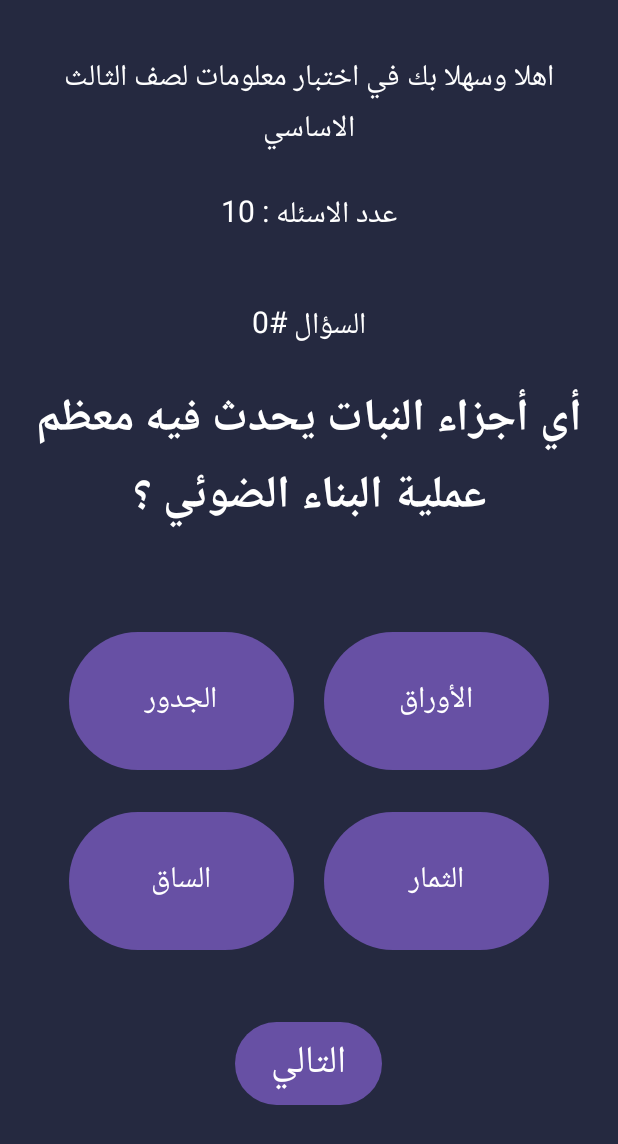
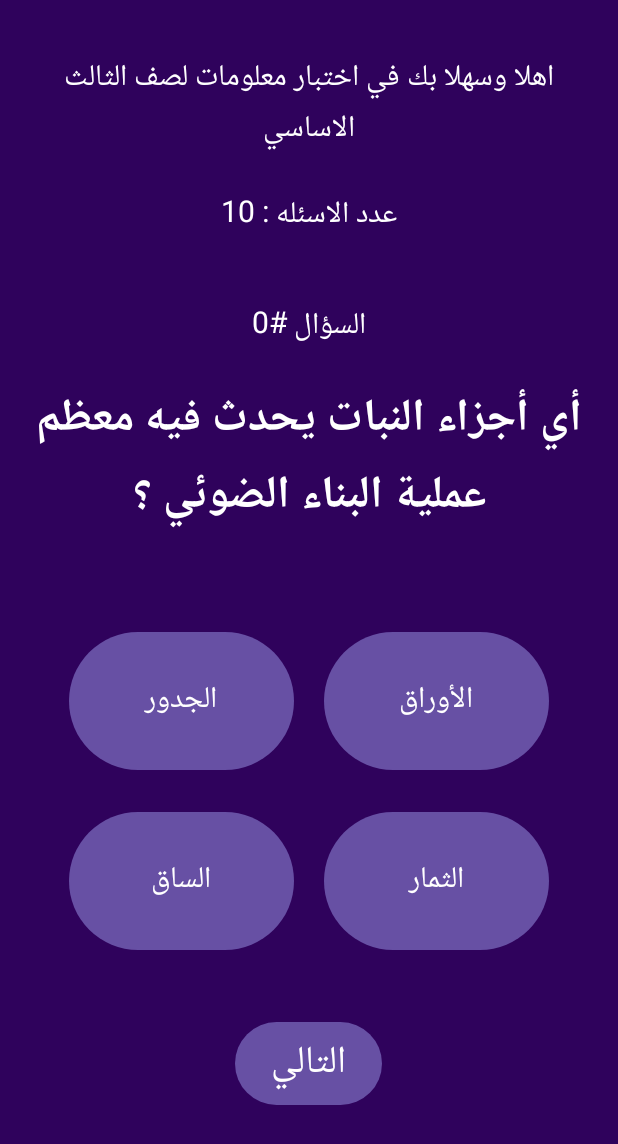
Before and after one commit to ReemAqra/QuizAndroidMobileApp, an Android app: the screen it shows after launch (MainActivity), on a phone screen of 412 x 824 dp. Shown: the top 1144 px of the screen. Run offline under Robolectric (Android 15) with nearby library versions, the light colour scheme and no system bars.

```diff
--- a/app/build.gradle
+++ b/app/build.gradle
@@ -34,6 +34,9 @@ dependencies {
     implementation 'com.google.android.material:material:1.5.0'
     implementation 'androidx.constraintlayout:constraintlayout:2.1.4'
     testImplementation 'junit:junit:4.13.2'
+    implementation "androidx.recyclerview:recyclerview:"
+    // For control over item selection of both touch and mouse driven selection
+    implementation "androidx.recyclerview:recyclerview-selection:1.1.0"
     androidTestImplementation 'androidx.test.ext:junit:1.1.5'
     androidTestImplementation 'androidx.test.espresso:espresso-core:3.5.1'
 }
--- a/app/src/main/java/com/example/timestableapp/MainActivity.java
+++ b/app/src/main/java/com/example/timestableapp/MainActivity.java
@@ -3,6 +3,7 @@ package com.example.timestableapp;
 import androidx.appcompat.app.AppCompatActivity;
 
 import android.annotation.SuppressLint;
+import android.content.Intent;
 import android.graphics.Color;
 import android.graphics.drawable.Drawable;
 import android.os.Bundle;
@@ -24,7 +25,7 @@ public class MainActivity extends AppCompatActivity implements View.OnClickListe
 
     private TextView   totalQuestiontextView,Grade, CurrentTextView;
     private TextView   QuestiontextView;
-    private Button      AnsA,AnsB,AnsC,AnsD,SubmitBtn,RetakeBtn;
+    private Button      AnsA,AnsB,AnsC,AnsD,SubmitBtn,RetakeBtn,CheckBtn;
 
     private LinearLayout back;
     private LinearLayout Linear;
@@ -55,6 +56,7 @@ public class MainActivity extends AppCompatActivity implements View.OnClickListe
         imageView=findViewById(R.id.imageView);
         Grade=findViewById(R.id.Grade);
         RetakeBtn=findViewById(R.id.RetakeBtn);
+        CheckBtn=findViewById(R.id.Check);
         CurrentTextView=findViewById(R.id.CurrentTextView);
 
 
@@ -107,7 +109,7 @@ public class MainActivity extends AppCompatActivity implements View.OnClickListe
         else
         {
                 Selected_Answer = clickButton.getText().toString();
-                clickButton.setBackgroundColor(Color.GRAY);
+                clickButton.setBackgroundColor(R.color.reem);
         }
 
     }
@@ -125,6 +127,8 @@ public class MainActivity extends AppCompatActivity implements View.OnClickListe
         AnsC.setText(QuizDa.choices[Current][2]);
         AnsD.setText(QuizDa.choices[Current][3]);
 
+
+
     }
     void finishQuiz(){
         int FinalGrade =0;
@@ -135,6 +139,7 @@ public class MainActivity extends AppCompatActivity implements View.OnClickListe
         back.setBackgroundColor(Color.WHITE);
         Grade.setVisibility(View.VISIBLE);
         RetakeBtn.setVisibility(View.VISIBLE);
+        CheckBtn.setVisibility(View.VISIBLE);
         if(FinalAnswer > 5){
             FinalGrade = FinalAnswer*10;
             Grade.setText("Gongraulation"+"\n"+ FinalGrade +"%");
@@ -170,5 +175,13 @@ public class MainActivity extends AppCompatActivity implements View.OnClickListe
             }
         });
 
+        CheckBtn.setOnClickListener(new View.OnClickListener() {
+            @Override
+            public void onClick(View v) {
+                Intent intent = new Intent(MainActivity.this,
+                        MainActivity2.class);
+                startActivity(intent);
+            }
+        });
     }
 }
--- /dev/null
+++ b/app/src/main/java/com/example/timestableapp/MainActivity3_Splash.java
@@ -0,0 +1,40 @@
+package com.example.timestableapp;
+
+import androidx.appcompat.app.AppCompatActivity;
+
+import android.annotation.SuppressLint;
+import android.content.Intent;
+import android.os.Bundle;
+import android.os.Handler;
+import android.view.WindowManager;
+import android.view.animation.Animation;
+import android.view.animation.AnimationUtils;
+import android.widget.ImageView;
+
+public class MainActivity3_Splash extends AppCompatActivity {
+    private Animation top;
+    private ImageView img;
+    @SuppressLint("MissingInflatedId")
+    @Override
+    protected void onCreate(Bundle savedInstanceState) {
+        super.onCreate(savedInstanceState);
+        setContentView(R.layout.activity_main_activity3_splash);
+
+        getWindow().setFlags(WindowManager.LayoutParams.FLAG_FULLSCREEN,
+                WindowManager.LayoutParams.FLAG_FULLSCREEN);
+        top = AnimationUtils.loadAnimation(this, R.anim.top_animation);
+
+        img = findViewById(R.id.img);
+
+        img.setAnimation(top);
+        Handler handler = new Handler();
+        handler.postDelayed(new Runnable() {
+            @Override
+            public void run() {
+                Intent intent = new Intent(MainActivity3_Splash.this, MainActivity.class);
+                startActivity(intent);
+                finish();
+            }
+        }, 5000);
+    }
+}
--- a/app/src/main/java/com/example/timestableapp/module/Quiz.java
+++ b/app/src/main/java/com/example/timestableapp/module/Quiz.java
@@ -1,10 +1,24 @@
 package com.example.timestableapp.module;
+
+import java.util.ArrayList;
 
 public class Quiz {
 
     private String Question;
     private String Answer;
 
+    public static final Quiz[] Quiz_1 ={
+        new Quiz("أي أجزاء النبات يحدث فيه معظم عملية البناء الضوئي ؟","الأوراق"),
+        new Quiz("إلى أي مجموعة ينتمي حيوان الاخطبوط ؟","الرخويات"),
+        new Quiz("أي ممالك المخلوقات الحية لا تحتوي مخلوقاتها على نواة ؟" ,"البكتيريا"),
+        new Quiz("أي النباتات التالية يُعد نباتاً لا بذرياً ؟","الحزازيات"),
+        new Quiz("أي الكائنات التالية ينتمي لمجموعة اللاسعات ؟","قنديل البحر"),
+        new Quiz("أي من العوامل التالية يُعد عاملاً حيوياً ؟" ,"حيوان الجمل"),
+        new Quiz("أي المصطلحات التالية يُمثل جميع أفراد النوع الواحد التي تعيش في النظام البيئي ؟" ,"الجماعة الحيوية"),
+        new Quiz("أي ممايلي يُعد من المنتجات ؟" ,"الطحالب الخضراء"),
+        new Quiz("تُحافظ بعض الحيوانات على بقائها خلال الشتاء البارد عن طريق :","البيات الشتوي"),
+        new Quiz("أي مما يلي يُعد من الفلزات ؟" ,"الحديد"),
+    };
     public Quiz(String question ,String Answer) {
         this.Question = question;
         this.Answer=Answer;
@@ -13,7 +27,6 @@ public class Quiz {
     public String getQuestion() {
         return Question;
     }
-
     public void setQuestion(String question) {
         Question = question;
     }
@@ -25,4 +38,12 @@ public class Quiz {
     public void setAnswer(String answer) {
         Answer = answer;
     }
+
+    @Override
+    public String toString() {
+        return "Quiz{" +
+                "Question='" + Question + '\'' +
+                ", Answer='" + Answer + '\'' +
+                '}';
+    }
 }
--- /dev/null
+++ b/app/src/main/res/anim/top_animation.xml
@@ -0,0 +1,12 @@
+<?xml version="1.0" encoding="utf-8"?>
+<set xmlns:android="http://schemas.android.com/apk/res/android">
+    <translate
+        android:fromXDelta="0%"
+        android:fromYDelta="-100%"
+        android:duration="1500"/>
+
+    <alpha
+        android:fromAlpha="0.1"
+        android:toAlpha="1.0"
+        android:duration="1500"/>
+</set>
--- a/app/src/main/res/layout/activity_main.xml
+++ b/app/src/main/res/layout/activity_main.xml
@@ -5,7 +5,7 @@
     android:id="@+id/bac"
     android:layout_width="match_parent"
     android:layout_height="match_parent"
-    android:background="#252940"
+    android:background="@color/gd"
     android:orientation="vertical"
 
     android:padding="20dp"
@@ -33,6 +33,14 @@
         android:textColor="@color/black"
         android:textSize="34sp"
         android:visibility="gone" />
+
+    <Button
+        android:id="@+id/Check"
+        android:layout_width="match_parent"
+        android:layout_height="wrap_content"
+        android:visibility="gone"
+
+        android:text="check Answers?" />
 
     <Button
         android:id="@+id/RetakeBtn"
--- a/app/src/main/res/values/colors.xml
+++ b/app/src/main/res/values/colors.xml
@@ -2,7 +2,9 @@
 <resources>
     <color name="black">#FF000000</color>
     <color name="white">#FFFFFFFF</color>
-    <color name="reem">#252940</color>
-    <color name="bd">#30396A</color>
-    <color name="bdg">#0B123C</color>
+    <color name="reem">#FFA000</color>
+    <color name="bd">#FFF091</color>
+    <color name="yello">#FFDD00</color>
+    <color name="dd">#DDA600</color>
+    <color name="gd">#2F025C</color>
 </resources>
```
Also changed, not shown: app/src/main/AndroidManifest.xml (+10 -3 lines), app/src/main/java/com/example/timestableapp/MainActivity2.java (added, +46 -0 lines), app/src/main/java/com/example/timestableapp/RecyclerAdapter.java (added, +54 -0 lines), app/src/main/res/layout/activity_main2.xml (added, +28 -0 lines), app/src/main/res/layout/activity_main_activity3_splash.xml (added, +20 -0 lines), app/src/main/res/layout/quastion.xml (added, +49 -0 lines), app/src/main/res/drawable/img.png (added).
